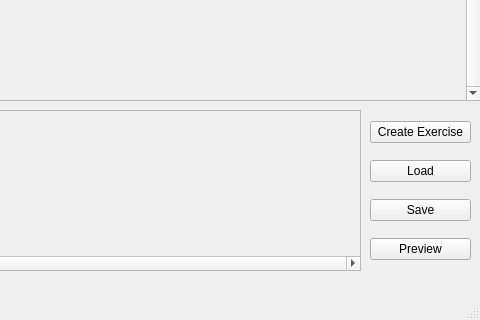
The window that src/mainwindow.ui (Nickswoboda/HEPBuilder) describes before a commit, drawn with Qt 5; both pictures show x 800 to 1280 and y 400 to 720 of the 1280 by 720 pixel window.
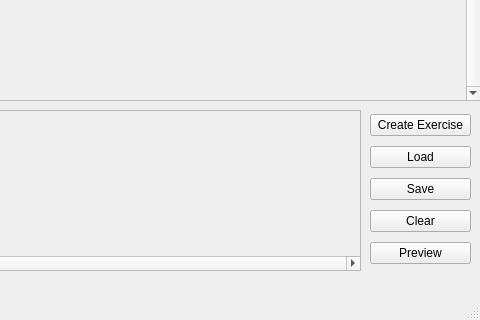
The same window after the commit.

Commit message: Add ability to clear routine

```diff
--- a/src/mainwindow.ui
+++ b/src/mainwindow.ui
@@ -100,6 +100,13 @@
        </property>
       </widget>
      </item>
+     <item>
+      <widget class="QPushButton" name="clear_routine_button">
+       <property name="text">
+        <string>Clear</string>
+       </property>
+      </widget>
+     </item>
      <item>
       <widget class="QPushButton" name="preview_button">
        <property name="text">
```
The commit also changes 2 other files.
